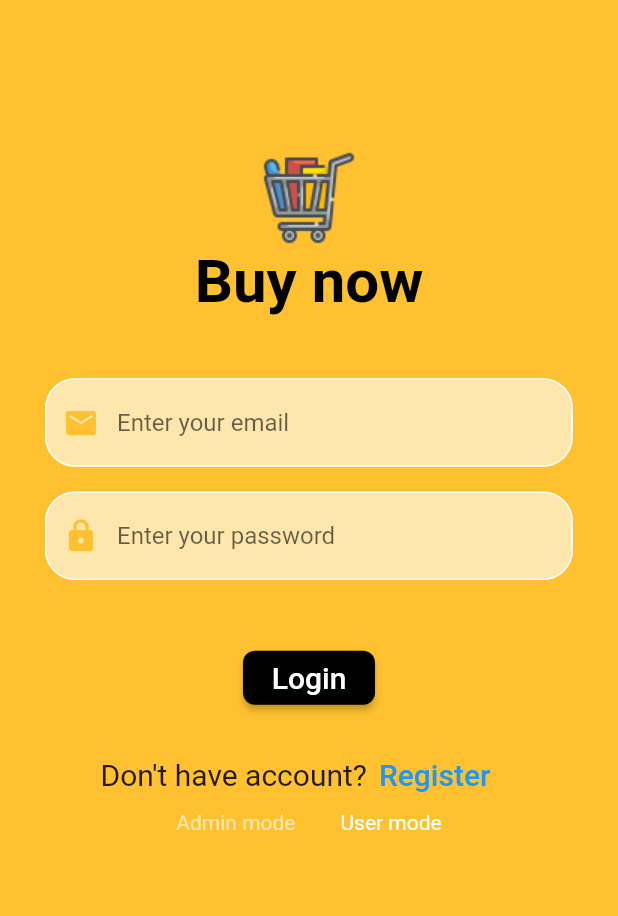
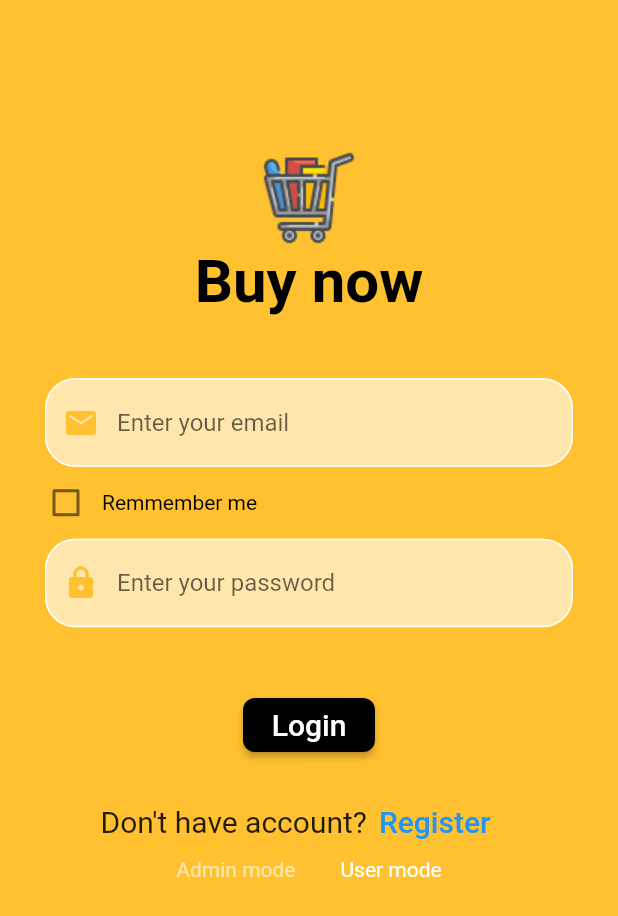
Before and after one commit to Ahmed1monm/e_commerce, a Flutter app: the Register screen opened by its route, after a tap on "Register", after a tap on "Login", on a phone screen of 412 x 824 dp. Shown: the top 916 px of the screen. Run offline on Flutter 3.47's test engine with Material 2 defaults, Android fonts, the phone set to English and light mode, and no system bars; drawn by our look-alikes of modal_progress_hud_nsn; our stand-ins replace cloud_firestore, firebase_auth, firebase_core, shared_preferences; accounts and stored records are empty; Roboto replaces fonts that are missing (Corinthia).

```diff
--- a/lib/screens/login_screen.dart
+++ b/lib/screens/login_screen.dart
@@ -3,12 +3,14 @@ import 'dart:ui';
 import 'package:e_commerce/provider/admin_mode.dart';
 import 'package:e_commerce/provider/model_hud.dart';
 import 'package:e_commerce/screens/register_screen.dart';
+import 'package:e_commerce/screens/user/home_screen.dart';
 import 'package:e_commerce/servises/auth.dart';
 import 'package:e_commerce/widgets/custom_input_field.dart';
 import 'package:flutter/material.dart';
 import 'package:e_commerce/constants.dart';
 import 'package:modal_progress_hud_nsn/modal_progress_hud_nsn.dart';
 import 'package:provider/provider.dart';
+import 'package:shared_preferences/shared_preferences.dart';
 
 class LoginScreen extends StatefulWidget {
   static String routName = 'login';
@@ -20,6 +22,7 @@ class LoginScreen extends StatefulWidget {
 }
 
 class _LoginScreenState extends State<LoginScreen> {
+  bool keepMeLoggedIn = false;
   final String _adminPassword = 'Admin1234';
 
   final GlobalKey<FormState> _key = GlobalKey<FormState>();
@@ -58,9 +61,29 @@ class _LoginScreenState extends State<LoginScreen> {
                       },
                       hint: 'Enter your email',
                       icon: Icons.email_rounded),
-                  SizedBox(
-                    height: height * 0.02,
+                  Padding(
+                    padding: const EdgeInsets.only(left: 20),
+                    child: Row(
+                      children: [
+                        Checkbox(
+                            value: keepMeLoggedIn,
+                            onChanged: (value) {
+                              setState(() {
+                                keepMeLoggedIn = value!;
+                              });
+                            }),
+                        const Text(
+                          'Remmember me',
+                          style: TextStyle(
+                            color: Colors.black,
+                          ),
+                        )
+                      ],
+                    ),
                   ),
+                  // SizedBox(
+                  //   height: height * 0.02,
+                  // ),
                   CustomTextField(
                       onClick: (value) {
                         password = value;
@@ -76,6 +99,10 @@ class _LoginScreenState extends State<LoginScreen> {
                           borderRadius: BorderRadius.all(Radius.circular(8))),
                       color: Colors.black,
                       onPressed: () {
+                        if (keepMeLoggedIn == true) {
+                          keepUserLoggedIn();
+                          Navigator.of(context).pushNamed(Home.routeName);
+                        }
                         _validate();
                       },
                       child: const Text(
@@ -189,4 +216,9 @@ class _LoginScreenState extends State<LoginScreen> {
     }
     _modelHud.loadingChange(false);
   }
+
+  void keepUserLoggedIn() async {
+    SharedPreferences preferences = await SharedPreferences.getInstance();
+    preferences.setBool(kKeepMeLoggedIn, keepMeLoggedIn);
+  }
 }
--- a/lib/servises/auth.dart
+++ b/lib/servises/auth.dart
@@ -13,4 +13,8 @@ class MyAuth {
         email: email, password: password);
     return authResult;
   }
+
+  Future<void> signOut() async {
+    await _auth.signOut();
+  }
 }
--- a/pubspec.yaml
+++ b/pubspec.yaml
@@ -34,6 +34,7 @@ dependencies:
   firebase_core:
   modal_progress_hud_nsn: ^0.1.0-nullsafety-1
   provider: ^6.0.1
+  shared_preferences: ^2.0.13
 
 
 
```
Also changed, not shown: lib/main.dart (+24 -3 lines), lib/screens/user/home_screen.dart (+13 -1 lines), pubspec.lock.
